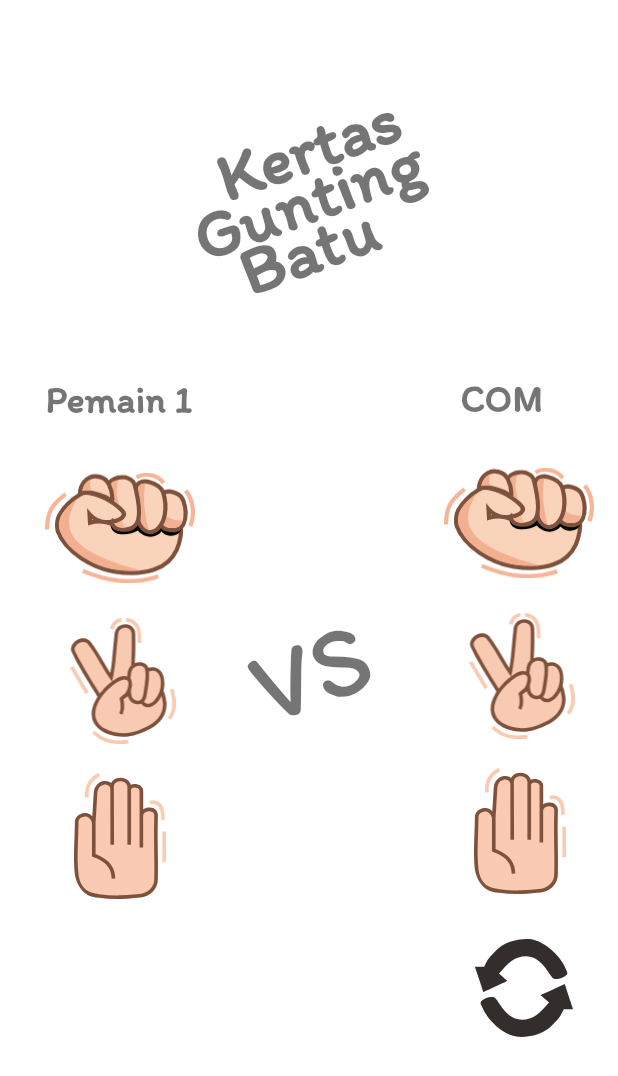
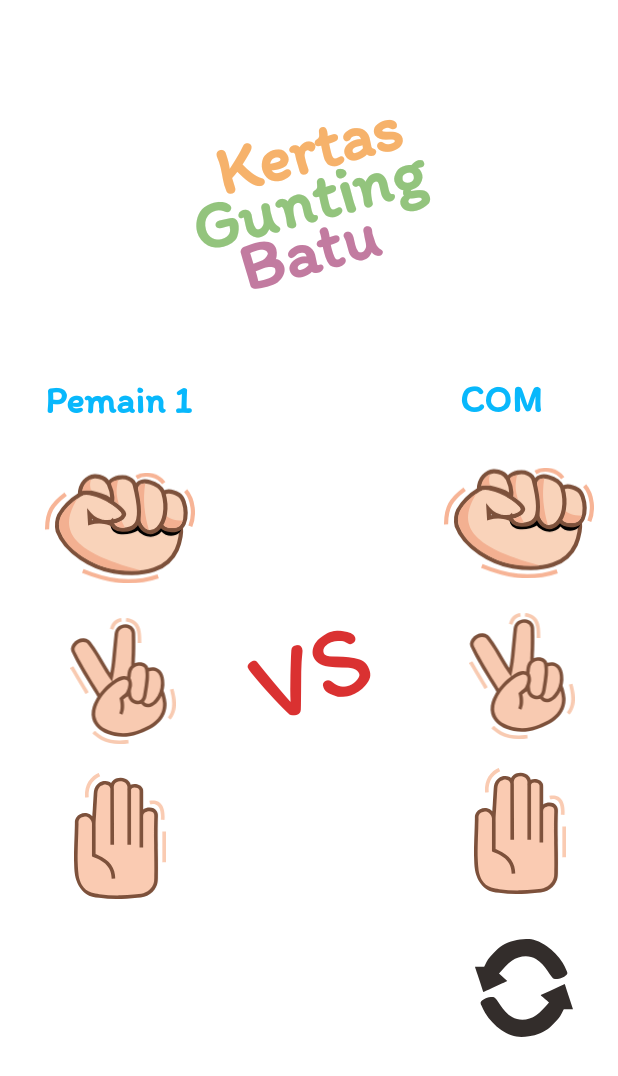
Before and after one commit to taufik0910/chalangeChapterFour, an Android app: the screen it shows after launch (MainActivity), on a phone screen of 412 x 824 dp. Shown: the top 1076 px of the screen. Run offline under Robolectric (Android 15) with nearby library versions, the phone set to English and light mode, and no system bars.

Commit message:
finish layouting

```diff
--- a/app/src/main/res/layout/activity_main.xml
+++ b/app/src/main/res/layout/activity_main.xml
@@ -8,19 +8,21 @@
 
     <TextView
         android:id="@+id/jd_kertas"
+        android:textColor="@color/yellow"
         android:layout_width="match_parent"
         android:layout_height="wrap_content"
         android:layout_alignParentTop="true"
         android:layout_marginTop="70dp"
         android:fontFamily="@font/itim_regular"
         android:gravity="center_horizontal"
-        android:rotation="-20"
+        android:rotation="-15"
         android:text="@string/txt_jdl_kertas"
         android:textSize="45sp"
         android:textStyle="bold" />
 
     <TextView
         android:id="@+id/jd_gunting"
+        android:textColor="@color/green"
         android:layout_width="match_parent"
         android:layout_height="wrap_content"
         android:layout_below="@id/jd_kertas"
@@ -28,13 +30,14 @@
         android:layout_marginTop="104dp"
         android:fontFamily="@font/itim_regular"
         android:gravity="center_horizontal"
-        android:rotation="-20"
+        android:rotation="-15"
         android:text="@string/txt_jdl_gunting"
         android:textSize="45sp"
         android:textStyle="bold" />
 
     <TextView
         android:id="@+id/jd_batu"
+        android:textColor="@color/antah"
         android:layout_width="match_parent"
         android:layout_height="wrap_content"
         android:layout_below="@id/jd_gunting"
@@ -42,7 +45,7 @@
         android:layout_marginTop="138dp"
         android:fontFamily="@font/itim_regular"
         android:gravity="center_horizontal"
-        android:rotation="-20"
+        android:rotation="-15   "
         android:text="@string/txt_jdl_batu"
         android:textSize="45sp"
         android:textStyle="bold" />
@@ -59,6 +62,7 @@
         android:fontFamily="@font/itim_regular"
         android:text="@string/ply_user"
         android:textSize="25sp"
+        android:textColor="@color/antah2"
         android:textStyle="bold" />
 
     <TextView
@@ -70,6 +74,8 @@
         android:layout_marginLeft="342dp"
         android:layout_marginTop="249dp"
         android:layout_marginEnd="50dp"
+        android:textColor="@color/antah2"
+        android:layout_toStartOf="@id/tx_pemain"
         android:layout_toLeftOf="@+id/tx_pemain"
         android:fontFamily="@font/itim_regular"
         android:gravity="center_horizontal"
@@ -123,13 +129,14 @@
         android:layout_height="wrap_content"
         android:layout_below="@id/jd_batu"
         android:layout_centerHorizontal="true"
-        android:layout_marginLeft="32dp"
+        android:layout_marginStart="32dp"
         android:layout_marginTop="196dp"
-        android:layout_toLeftOf="@id/com_gunting"
-        android:layout_toRightOf="@id/usr_gunting"
+        android:layout_toStartOf="@id/com_gunting"
+        android:layout_toEndOf="@id/usr_gunting"
         android:fontFamily="@font/itim_regular"
         android:rotation="-20"
         android:text="@string/vs"
+        android:textColor="@color/red"
         android:textSize="70sp" />
 
     <ImageView
@@ -176,10 +183,10 @@
         android:layout_height="65dp"
         android:layout_below="@+id/com_kertas"
         android:layout_alignParentEnd="true"
-        android:layout_alignParentRight="true"
         android:layout_marginTop="30dp"
         android:layout_marginEnd="30dp"
         android:background="@drawable/ic_refresh"
+        android:contentDescription="@string/todo"
         android:padding="5dp"
         tools:ignore="SpeakableTextPresentCheck" />
 
--- a/app/src/main/res/values/colors.xml
+++ b/app/src/main/res/values/colors.xml
@@ -8,4 +8,12 @@
     <color name="black">#FF000000</color>
     <color name="white">#FFFFFFFF</color>
     <color name="grey">#10000000</color>
+
+    <color name="red">#DA3131</color>
+    <color name="yellow">#f6b26b</color>
+    <color name="green">#93c47d</color>
+    <color name="antah">#c27ba0</color>
+    <color name="antah2">#08b8fc</color>
+
+
 </resources>
```
